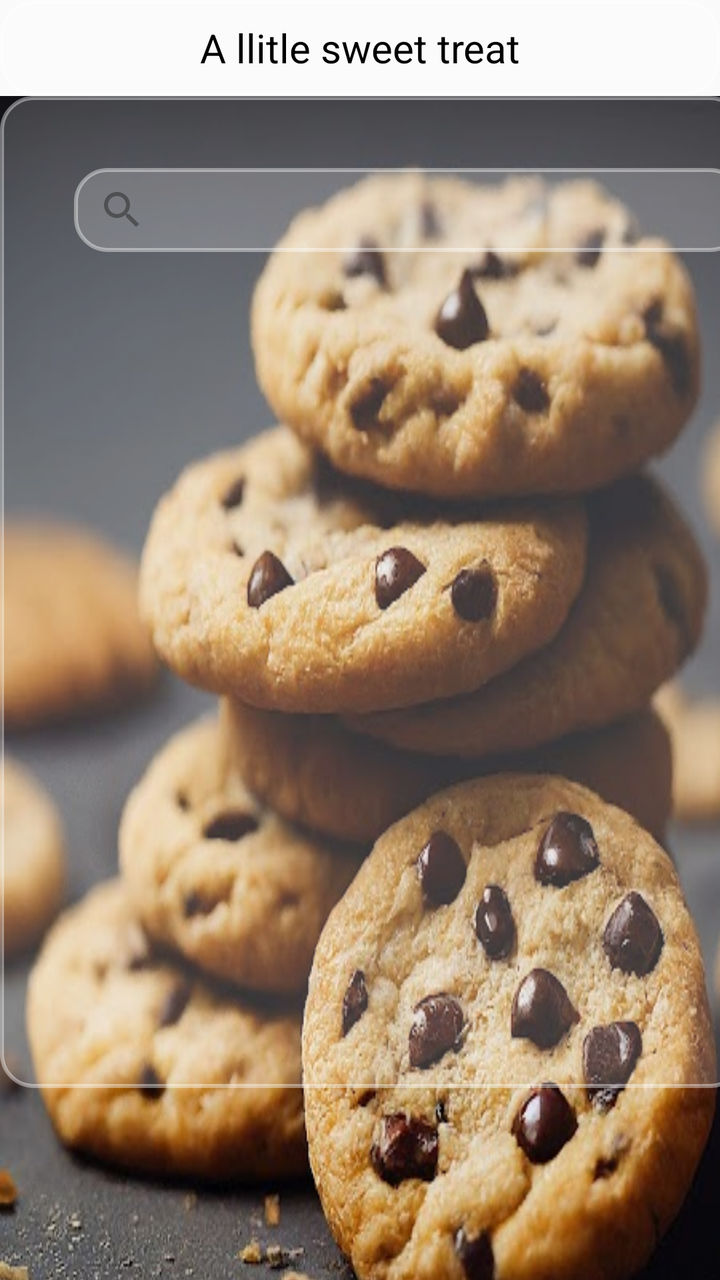
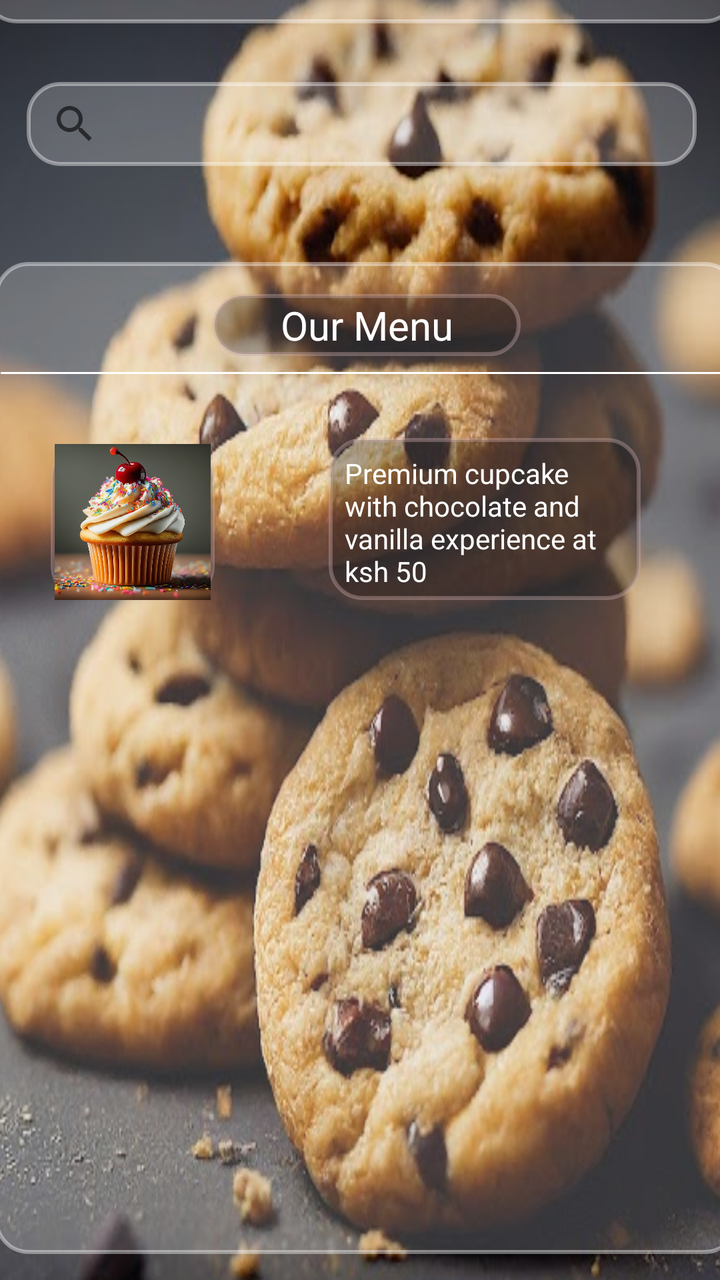

Screens rendered from an Android XML layout before and after an edit, with the pre-edit source and the edit as a unified diff.
<!-- AndroidManifest.xml: application theme Theme.Android -->
<!-- res/layout/main_activity.xml -->
<?xml version="1.0" encoding="utf-8"?>
<LinearLayout xmlns:android="http://schemas.android.com/apk/res/android"
    xmlns:app="http://schemas.android.com/apk/res-auto"
    xmlns:tools="http://schemas.android.com/tools"
    android:orientation="vertical"
    android:layout_width="match_parent"
    android:layout_height="match_parent"
    >

    <TextView
        android:id="@+id/textView2"
        android:layout_width="match_parent"
        android:layout_height="48dp"
        android:background="@drawable/round"
        android:textColor="@color/black"
        android:textSize="20dp"
        android:gravity="center"
        android:text="A llitle sweet treat" />

        android:text="TextView" />

    <androidx.constraintlayout.widget.ConstraintLayout
        android:layout_width="match_parent"
        android:layout_height="match_parent">

        <androidx.constraintlayout.widget.ConstraintLayout
            android:layout_width="409dp"
            android:layout_height="681dp"
            android:background="@drawable/baked_goods_2"
            tools:layout_editor_absoluteX="1dp"
            tools:layout_editor_absoluteY="1dp">

            <SearchView
                android:id="@+id/searchView"
                android:layout_width="335dp"
                android:layout_height="42dp"
                android:layout_marginTop="36dp"
                android:background="@drawable/round"
                android:foreground="@drawable/round"
                android:hint="Search"
                android:inputType="textPersonName"
                android:textAlignment="center"

                android:textColor="@color/white"
                app:layout_constraintEnd_toEndOf="parent"
                app:layout_constraintStart_toStartOf="parent"
                app:layout_constraintTop_toTopOf="parent" />

            <FrameLayout
                android:layout_width="372dp"
                android:id="@+id/glass"
                android:layout_height="496dp"
                android:background="@drawable/round"
                tools:layout_editor_absoluteX="20dp"
                tools:layout_editor_absoluteY="134dp"/>

        </androidx.constraintlayout.widget.ConstraintLayout>
    </androidx.constraintlayout.widget.ConstraintLayout>
</LinearLayout>
<!-- resources referenced by this layout -->
<resources>
  <color name="black">#FF000000</color>
  <color name="white">#FFFFFFFF</color>
  <!-- drawable baked_goods_2: jpg bitmap (drawable, 63223 bytes) -->
  <!-- drawable round (drawable) -->
  <?xml version="1.0" encoding="utf-8"?>
  <shape xmlns:android="http://schemas.android.com/apk/res/android"
      android:shape="rectangle">
      <solid android:color="#33FFFFFF"/>
      <corners android:radius="16dp"/>
      <stroke
          android:width="2dp"
          android:color="#66FFFFFF"/>
  </shape>
  <style name="Theme.Android" parent="android:Theme.Material.Light.NoActionBar" />
</resources>

<!-- the commit's change to res/layout/main_activity.xml (unified diff, before → after) -->
@@ -1,43 +1,41 @@
 <?xml version="1.0" encoding="utf-8"?>
-<LinearLayout xmlns:android="http://schemas.android.com/apk/res/android"
+<androidx.constraintlayout.widget.ConstraintLayout xmlns:android="http://schemas.android.com/apk/res/android"
     xmlns:app="http://schemas.android.com/apk/res-auto"
-    xmlns:tools="http://schemas.android.com/tools"
+
+
     android:orientation="vertical"
     android:layout_width="match_parent"
     android:layout_height="match_parent"
     >
 
-    <TextView
-        android:id="@+id/textView2"
-        android:layout_width="match_parent"
-        android:layout_height="48dp"
-        android:background="@drawable/round"
-        android:textColor="@color/black"
-        android:textSize="20dp"
-        android:gravity="center"
-        android:text="A llitle sweet treat" />
-
-        android:text="TextView" />
 
     <androidx.constraintlayout.widget.ConstraintLayout
-        android:layout_width="match_parent"
-        android:layout_height="match_parent">
+        android:layout_width="412dp"
+        android:layout_height="735dp"
+        app:layout_constraintBottom_toBottomOf="parent"
+        app:layout_constraintEnd_toEndOf="parent"
+        app:layout_constraintStart_toStartOf="parent"
+        app:layout_constraintTop_toTopOf="parent">
 
         <androidx.constraintlayout.widget.ConstraintLayout
-            android:layout_width="409dp"
-            android:layout_height="681dp"
+            android:layout_width="411dp"
+            android:layout_height="731dp"
             android:background="@drawable/baked_goods_2"
-            tools:layout_editor_absoluteX="1dp"
-            tools:layout_editor_absoluteY="1dp">
+            app:layout_constraintBottom_toBottomOf="parent"
+            app:layout_constraintEnd_toEndOf="parent"
+            app:layout_constraintHorizontal_bias="1.0"
+            app:layout_constraintStart_toStartOf="parent"
+            app:layout_constraintTop_toTopOf="parent"
+            app:layout_constraintVertical_bias="0.0">
 
             <SearchView
                 android:id="@+id/searchView"
                 android:layout_width="335dp"
                 android:layout_height="42dp"
-                android:layout_marginTop="36dp"
+                android:layout_marginTop="88dp"
                 android:background="@drawable/round"
                 android:foreground="@drawable/round"
-                android:hint="Search"
+                android:hint="@string/Search"
                 android:inputType="textPersonName"
                 android:textAlignment="center"
 
@@ -47,13 +45,95 @@
                 app:layout_constraintTop_toTopOf="parent" />
 
             <FrameLayout
+                android:id="@+id/glass"
                 android:layout_width="372dp"
-                android:id="@+id/glass"
                 android:layout_height="496dp"
                 android:background="@drawable/round"
-                tools:layout_editor_absoluteX="20dp"
-                tools:layout_editor_absoluteY="134dp"/>
+                app:layout_constraintBottom_toBottomOf="parent"
+                app:layout_constraintEnd_toEndOf="parent"
+                app:layout_constraintHorizontal_bias="0.567"
+                app:layout_constraintStart_toStartOf="parent"
+                app:layout_constraintTop_toBottomOf="@+id/searchView"
+                app:layout_constraintVertical_bias="0.457">
+
+                <androidx.constraintlayout.widget.ConstraintLayout
+                    android:layout_width="match_parent"
+                    android:layout_height="match_parent">
+
+                    <TextView
+
+                        android:id="@+id/textView4"
+                        android:layout_width="154dp"
+                        android:layout_height="31dp"
+                        android:layout_marginTop="16dp"
+                        android:background="@drawable/roundDark"
+                        android:gravity="center"
+                        android:text="@string/menu"
+                        android:textColor="@color/white"
+                        android:textSize="20sp"
+
+                        app:layout_constraintEnd_toEndOf="parent"
+                        app:layout_constraintStart_toStartOf="parent"
+                        app:layout_constraintTop_toTopOf="parent" />
+
+                    <View
+                        android:id="@+id/divider"
+                        android:layout_width="366dp"
+                        android:layout_height="1dp"
+                        android:layout_marginTop="8dp"
+                        android:background="@color/white"
+                        app:layout_constraintEnd_toEndOf="parent"
+                        app:layout_constraintStart_toStartOf="parent"
+                        app:layout_constraintTop_toBottomOf="@+id/textView4" />
+
+                    <TextView
+                        android:id="@+id/textView5"
+                        android:layout_width="156dp"
+                        android:layout_height="81dp"
+                        android:layout_marginStart="44dp"
+                        android:layout_marginTop="32dp"
+                        android:background="@drawable/roundDark"
+                        android:padding="8dp"
+
+                        android:text="@string/description"
+                        android:textColor="@color/white"
+                        app:layout_constraintEnd_toEndOf="parent"
+                        app:layout_constraintHorizontal_bias="0.209"
+                        app:layout_constraintStart_toEndOf="@+id/imageView"
+                        app:layout_constraintTop_toBottomOf="@+id/divider" />
+
+                    <ImageView
+                        android:id="@+id/imageView"
+                        android:layout_width="82dp"
+                        android:layout_height="78dp"
+                        android:layout_marginStart="28dp"
+
+                        android:layout_marginTop="44dp"
+                        android:background="@drawable/roundDark"
+                        android:contentDescription="@string/description"
+                        android:src="@drawable/baked_goods_1"
+                        app:layout_constraintStart_toStartOf="parent"
+                        app:layout_constraintTop_toBottomOf="@+id/textView4" />
+
+                </androidx.constraintlayout.widget.ConstraintLayout>
+            </FrameLayout>
+
+            <TextView
+                android:id="@+id/textView2"
+                android:layout_width="378dp"
+                android:layout_height="49dp"
+                android:layout_marginBottom="20dp"
+                android:background="@drawable/round"
+                android:gravity="center"
+                android:text="@string/business_title"
+                android:textColor="@color/white"
+                android:textSize="20sp"
+                app:layout_constraintBottom_toTopOf="@+id/searchView"
+                app:layout_constraintEnd_toEndOf="parent"
+                app:layout_constraintHorizontal_bias="0.484"
+                app:layout_constraintStart_toStartOf="parent"
+                app:layout_constraintTop_toTopOf="parent" />
 
         </androidx.constraintlayout.widget.ConstraintLayout>
     </androidx.constraintlayout.widget.ConstraintLayout>
-</LinearLayout>
+</androidx.constraintlayout.widget.ConstraintLayout>
<!-- resource entries referenced after the edit -->
@@ -1,7 +1,7 @@
 <!-- resources referenced by this layout -->
 <resources>
-  <color name="black">#FF000000</color>
   <color name="white">#FFFFFFFF</color>
+  <!-- drawable baked_goods_1: jpg bitmap (drawable, 61037 bytes) -->
   <!-- drawable baked_goods_2: jpg bitmap (drawable, 63223 bytes) -->
   <!-- drawable round (drawable) -->
   <?xml version="1.0" encoding="utf-8"?>
@@ -13,6 +13,20 @@
           android:width="2dp"
           android:color="#66FFFFFF"/>
   </shape>
+  <!-- drawable roundDark (drawable) -->
+  <?xml version="1.0" encoding="utf-8"?>
+  <shape xmlns:android="http://schemas.android.com/apk/res/android"
+      android:shape="rectangle">
+      <solid android:color="#490F0B0B"/>
+      <corners android:radius="16dp"/>
+      <stroke
+          android:width="2dp"
+          android:color="#66C3A6A6"/>
+  </shape>
+  <string name="Search">Search</string>
+  <string name="business_title">A little sweet treat</string>
+  <string name="description">Premium cupcake with chocolate and vanilla experience at ksh 50</string>
+  <string name="menu">Our Menu</string>
   <style name="Theme.Android" parent="android:Theme.Material.Light.NoActionBar" />
 </resources>
 
